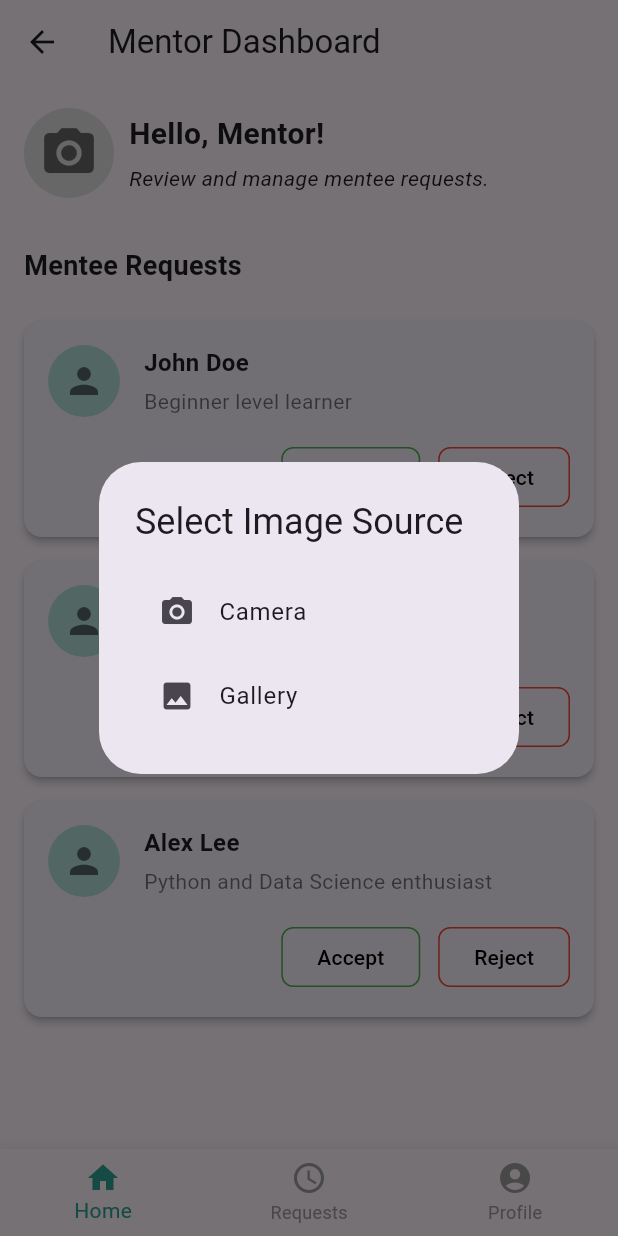
After one commit to NilishaMaharjan/NepalMentor, a Flutter app: the MentorDashboard screen opened by its route, after a tap on the "camera alt" icon, on a phone screen of 412 x 824 dp. The commit adds this screen. Run offline on Flutter 3.47's test engine with Material 3 defaults, Android fonts, the phone set to English and light mode, and no system bars; our stand-ins replace get, image_picker, shared_preferences; accounts and stored records are empty.

Commit message:
Mentor Dashboard Added

```diff
--- a/lib/main.dart
+++ b/lib/main.dart
@@ -6,6 +6,7 @@ import 'package:nepalmentors/screens/login.dart';
 import 'package:nepalmentors/screens/mentorregister1.dart';
 import 'package:nepalmentors/screens/mentoradditionalinfo.dart';
 import 'package:nepalmentors/screens/dashboard.dart';
+import 'package:nepalmentors/screens/mentordashboard.dart';
 import 'package:nepalmentors/screens/signup.dart';
 import 'package:nepalmentors/screens/forgetpw.dart';
 import 'package:nepalmentors/screens/primary.dart';
@@ -27,10 +28,16 @@ class MyApp extends StatelessWidget {
         GetPage(name: '/splash', page: () => const MySplash()),
         GetPage(name: '/login', page: () => const LoginScreen()),
         GetPage(name: '/signupmentee', page: () => const SignupPage()),
-        GetPage(name: '/forgetpassword', page: () => const ForgotPasswordPage()),
-        GetPage(name: '/mentorregistration', page: () =>const   MentorRegistration()),
-        GetPage(name: '/mentorregistrationinfo', page: () =>const MentorAdditionalInfo()),
-        GetPage(name: '/dashboard',page: () => const Dashboard()),
+        GetPage(
+            name: '/forgetpassword', page: () => const ForgotPasswordPage()),
+        GetPage(
+            name: '/mentorregistration',
+            page: () => const MentorRegistration()),
+        GetPage(
+            name: '/mentorregistrationinfo',
+            page: () => const MentorAdditionalInfo()),
+        GetPage(name: '/dashboard', page: () => const Dashboard()),
+        GetPage(name: '/mentordashboard', page: () => const MentorDashboard()),
         GetPage(name: '/primarylevel', page: () => const PrimaryLevelPage()),
         GetPage(name: '/grade7maths', page: () => const MathsPage()),
         GetPage(name: '/mentorprofile', page: () => const MentorProfilePage()),
--- a/lib/screens/dashboard.dart
+++ b/lib/screens/dashboard.dart
@@ -14,7 +14,8 @@ class _DashboardState extends State<Dashboard> {
   File? _profileImage;
   File? _learningPhoto;
 
-  Future<void> _pickImage(ImageSource source, {bool isLearningPhoto = false}) async {
+  Future<void> _pickImage(ImageSource source,
+      {bool isLearningPhoto = false}) async {
     final pickedImage = await ImagePicker().pickImage(source: source);
     if (pickedImage != null) {
       setState(() {
@@ -71,12 +72,14 @@ class _DashboardState extends State<Dashboard> {
                   children: [
                     Text(
                       'Welcome, Username!',
-                      style: TextStyle(fontSize: 20, fontWeight: FontWeight.bold),
+                      style:
+                          TextStyle(fontSize: 20, fontWeight: FontWeight.bold),
                     ),
                     SizedBox(height: 5),
                     Text(
                       '"Learning is a treasure that will follow its \n  owner everywhere."',
-                      style: TextStyle(fontSize: 14, fontStyle: FontStyle.italic),
+                      style:
+                          TextStyle(fontSize: 14, fontStyle: FontStyle.italic),
                     ),
                   ],
                 ),
@@ -86,7 +89,8 @@ class _DashboardState extends State<Dashboard> {
           Padding(
             padding: const EdgeInsets.symmetric(horizontal: 16.0),
             child: GestureDetector(
-              onTap: () => _showImageSourceDialog(context, isLearningPhoto: true),
+              onTap: () =>
+                  _showImageSourceDialog(context, isLearningPhoto: true),
               child: Container(
                 height: 150,
                 decoration: BoxDecoration(
@@ -153,13 +157,14 @@ class _DashboardState extends State<Dashboard> {
         items: const [
           BottomNavigationBarItem(icon: Icon(Icons.home), label: 'Home'),
           BottomNavigationBarItem(icon: Icon(Icons.search), label: 'Search'),
-          BottomNavigationBarItem(icon: Icon(Icons.school), label: 'My Learning'),
+          BottomNavigationBarItem(
+              icon: Icon(Icons.school), label: 'My Learning'),
           BottomNavigationBarItem(
               icon: Icon(Icons.notifications), label: 'Notifications'),
           BottomNavigationBarItem(
               icon: Icon(Icons.account_circle), label: 'Account'),
         ],
-        selectedItemColor: Colors.blueAccent,
+        selectedItemColor: const Color.fromARGB(255, 47, 161, 150),
         unselectedItemColor: Colors.grey,
       ),
     );
@@ -178,7 +183,8 @@ class _DashboardState extends State<Dashboard> {
     );
   }
 
-  void _showImageSourceDialog(BuildContext context, {bool isLearningPhoto = false}) {
+  void _showImageSourceDialog(BuildContext context,
+      {bool isLearningPhoto = false}) {
     showDialog(
       context: context,
       builder: (context) => AlertDialog(
@@ -191,7 +197,8 @@ class _DashboardState extends State<Dashboard> {
               title: const Text('Camera'),
               onTap: () {
                 Navigator.pop(context);
-                _pickImage(ImageSource.camera, isLearningPhoto: isLearningPhoto);
+                _pickImage(ImageSource.camera,
+                    isLearningPhoto: isLearningPhoto);
               },
             ),
             ListTile(
@@ -199,7 +206,8 @@ class _DashboardState extends State<Dashboard> {
               title: const Text('Gallery'),
               onTap: () {
                 Navigator.pop(context);
-                _pickImage(ImageSource.gallery, isLearningPhoto: isLearningPhoto);
+                _pickImage(ImageSource.gallery,
+                    isLearningPhoto: isLearningPhoto);
               },
             ),
           ],
--- a/lib/screens/forgetpw.dart
+++ b/lib/screens/forgetpw.dart
@@ -80,7 +80,7 @@ class ForgotPasswordPage extends StatelessWidget {
                       // Call the backend API
                       try {
                         final response = await http.post(
-                          Uri.parse('https://192.168.1.8:3000/api/auth/forgot-password'),//My IP address
+                          Uri.parse('https://192.168.1.13:3000/api/auth/forgot-password'),//My IP address
                           headers: {'Content-Type': 'application/json'},
                           body: json.encode({'email': email}),
                         );
--- a/lib/screens/login.dart
+++ b/lib/screens/login.dart
@@ -1,10 +1,10 @@
-import 'dart:convert';  // For JSON encoding and decoding
+import 'dart:convert'; // For JSON encoding and decoding
 import 'package:flutter/material.dart';
-import 'package:get/get.dart';  // For navigation
-import 'package:http/http.dart' as http;  // For HTTP requests
-import 'package:shared_preferences/shared_preferences.dart';  // To store token locally
-import 'signup.dart';  // Signup page import
-import 'forgetpw.dart';  // Forgot password page import
+import 'package:get/get.dart'; // For navigation
+import 'package:http/http.dart' as http; // For HTTP requests
+import 'package:shared_preferences/shared_preferences.dart'; // To store token locally
+import 'signup.dart'; // Signup page import
+import 'forgetpw.dart'; // Forgot password page import
 
 class LoginScreen extends StatefulWidget {
   const LoginScreen({super.key});
@@ -14,20 +14,22 @@ class LoginScreen extends StatefulWidget {
 }
 
 class LoginScreenState extends State<LoginScreen> {
-  bool isMentee = true;  // Track role selection (Mentee/Mentor)
-  bool _isPasswordVisible = false;  // Password visibility toggle
-  final TextEditingController emailController = TextEditingController();  // Email input
-  final TextEditingController passwordController = TextEditingController();  // Password input
+  bool isMentee = true; // Track role selection (Mentee/Mentor)
+  bool _isPasswordVisible = false; // Password visibility toggle
+  final TextEditingController emailController =
+      TextEditingController(); // Email input
+  final TextEditingController passwordController =
+      TextEditingController(); // Password input
 
   // Function to perform login and call backend API
   Future<void> loginUser() async {
     final email = emailController.text;
     final password = passwordController.text;
-    final role = isMentee ? 'mentee' : 'mentor';  // Use selected role
+    final role = isMentee ? 'mentee' : 'mentor'; // Use selected role
 
     try {
       final response = await http.post(
-        Uri.parse('http://192.168.1.8:3000/api/auth/login'),  // My IP address
+        Uri.parse('http://192.168.1.13:3000/api/auth/login'), // My IP address
         headers: {'Content-Type': 'application/json'},
         body: jsonEncode({
           'email': email,
@@ -44,7 +46,12 @@ class LoginScreenState extends State<LoginScreen> {
         final prefs = await SharedPreferences.getInstance();
         await prefs.setString('token', token);
 
-        Get.offNamed('/dashboard');  // Navigate to dashboard
+        // Conditional navigation based on role
+        if (role == 'mentor') {
+          Get.offNamed('/mentordashboard'); // Navigate to mentor dashboard
+        } else {
+          Get.offNamed('/dashboard'); // Navigate to mentee dashboard
+        }
       } else {
         Get.snackbar('Error', 'Login failed: ${response.body}',
             snackPosition: SnackPosition.BOTTOM);
@@ -113,7 +120,9 @@ class LoginScreenState extends State<LoginScreen> {
                     floatingLabelStyle: const TextStyle(color: Colors.teal),
                     suffixIcon: IconButton(
                       icon: Icon(
-                        _isPasswordVisible ? Icons.visibility : Icons.visibility_off,
+                        _isPasswordVisible
+                            ? Icons.visibility
+                            : Icons.visibility_off,
                         color: Colors.teal,
                       ),
                       onPressed: () {
@@ -134,7 +143,7 @@ class LoginScreenState extends State<LoginScreen> {
                     borderRadius: BorderRadius.circular(8.0),
                   ),
                   child: ElevatedButton(
-                    onPressed: loginUser,  // Call login function
+                    onPressed: loginUser, // Call login function
                     style: ElevatedButton.styleFrom(
                       backgroundColor: Colors.teal,
                       shape: RoundedRectangleBorder(
--- /dev/null
+++ b/lib/screens/mentordashboard.dart
@@ -0,0 +1,231 @@
+import 'dart:io';
+import 'package:flutter/material.dart';
+import 'package:image_picker/image_picker.dart';
+
+class MentorDashboard extends StatefulWidget {
+  const MentorDashboard({super.key});
+
+  @override
+  State<MentorDashboard> createState() => _MentorDashboardState();
+}
+
+class _MentorDashboardState extends State<MentorDashboard> {
+  File? _profileImage;
+
+  Future<void> _pickProfileImage(ImageSource source) async {
+    final pickedImage = await ImagePicker().pickImage(source: source);
+    if (pickedImage != null) {
+      setState(() {
+        _profileImage = File(pickedImage.path);
+      });
+    }
+  }
+
+  @override
+  Widget build(BuildContext context) {
+    return Scaffold(
+      appBar: AppBar(
+        title: const Text('Mentor Dashboard'),
+      ),
+      body: Column(
+        crossAxisAlignment: CrossAxisAlignment.start,
+        children: [
+          Padding(
+            padding: const EdgeInsets.all(16.0),
+            child: Row(
+              children: [
+                GestureDetector(
+                  onTap: () => _showImageSourceDialog(context),
+                  child: Container(
+                    width: 60,
+                    height: 60,
+                    decoration: BoxDecoration(
+                      color: Colors.grey[300],
+                      borderRadius: BorderRadius.circular(30),
+                    ),
+                    child: _profileImage != null
+                        ? ClipOval(
+                            child: Image.file(
+                              _profileImage!,
+                              fit: BoxFit.cover,
+                              width: 60,
+                              height: 60,
+                            ),
+                          )
+                        : const Icon(
+                            Icons.camera_alt,
+                            size: 40,
+                            color: Colors.black54,
+                          ),
+                  ),
+                ),
+                const SizedBox(width: 10),
+                const Column(
+                  crossAxisAlignment: CrossAxisAlignment.start,
+                  children: [
+                    Text(
+                      'Hello, Mentor!',
+                      style:
+                          TextStyle(fontSize: 20, fontWeight: FontWeight.bold),
+                    ),
+                    SizedBox(height: 5),
+                    Text(
+                      'Review and manage mentee requests.',
+                      style:
+                          TextStyle(fontSize: 14, fontStyle: FontStyle.italic),
+                    ),
+                  ],
+                ),
+              ],
+            ),
+          ),
+          const Padding(
+            padding: EdgeInsets.all(16.0),
+            child: Text(
+              'Mentee Requests',
+              style: TextStyle(fontSize: 18, fontWeight: FontWeight.bold),
+            ),
+          ),
+          Expanded(
+            child: Padding(
+              padding: const EdgeInsets.symmetric(horizontal: 16.0),
+              child: ListView(
+                children: [
+                  _buildMenteeRequestCard('John Doe', 'Beginner level learner'),
+                  _buildMenteeRequestCard(
+                      'Jane Smith', 'Intermediate skills in Java'),
+                  _buildMenteeRequestCard(
+                      'Alex Lee', 'Python and Data Science enthusiast'),
+                ],
+              ),
+            ),
+          ),
+        ],
+      ),
+      bottomNavigationBar: BottomNavigationBar(
+        items: const [
+          BottomNavigationBarItem(icon: Icon(Icons.home), label: 'Home'),
+          BottomNavigationBarItem(
+              icon: Icon(Icons.schedule), label: 'Requests'),
+          BottomNavigationBarItem(
+              icon: Icon(Icons.account_circle), label: 'Profile'),
+        ],
+        selectedItemColor: const Color.fromARGB(255, 47, 161, 150),
+        unselectedItemColor: Colors.grey,
+      ),
+    );
+  }
+
+  Widget _buildMenteeRequestCard(String menteeName, String menteeInfo) {
+    return Card(
+      elevation: 2,
+      shape: RoundedRectangleBorder(borderRadius: BorderRadius.circular(12)),
+      margin: const EdgeInsets.symmetric(vertical: 8.0),
+      child: Padding(
+        padding: const EdgeInsets.all(16.0),
+        child: Column(
+          crossAxisAlignment: CrossAxisAlignment.start,
+          children: [
+            Row(
+              children: [
+                CircleAvatar(
+                  radius: 24,
+                  backgroundColor: Colors.teal[100],
+                  child: const Icon(
+                    Icons.person,
+                    color: Colors.black54,
+                    size: 28,
+                  ),
+                ),
+                const SizedBox(width: 16),
+                Column(
+                  crossAxisAlignment: CrossAxisAlignment.start,
+                  children: [
+                    Text(
+                      menteeName,
+                      style: const TextStyle(
+                          fontSize: 16, fontWeight: FontWeight.bold),
+                    ),
+                    const SizedBox(height: 4),
+                    Text(
+                      menteeInfo,
+                      style:
+                          const TextStyle(fontSize: 14, color: Colors.black54),
+                    ),
+                  ],
+                ),
+              ],
+            ),
+            const SizedBox(height: 16),
+            Row(
+              mainAxisAlignment: MainAxisAlignment.end,
+              children: [
+                OutlinedButton(
+                  onPressed: () {
+                    // Accept request action here
+                  },
+                  style: OutlinedButton.styleFrom(
+                    side: const BorderSide(color: Colors.green),
+                    shape: RoundedRectangleBorder(
+                      borderRadius: BorderRadius.circular(8.0),
+                    ),
+                  ),
+                  child: const Text(
+                    'Accept',
+                    style: TextStyle(color: Colors.black),
+                  ),
+                ),
+                const SizedBox(width: 12),
+                OutlinedButton(
+                  onPressed: () {
+                    // Reject request action here
+                  },
+                  style: OutlinedButton.styleFrom(
+                    side: const BorderSide(color: Colors.red),
+                    shape: RoundedRectangleBorder(
+                      borderRadius: BorderRadius.circular(8.0),
+                    ),
+                  ),
+                  child: const Text(
+                    'Reject',
+                    style: TextStyle(color: Colors.black),
+                  ),
+                ),
+              ],
+            ),
+          ],
+        ),
+      ),
+    );
+  }
+
+  void _showImageSourceDialog(BuildContext context) {
+    showDialog(
+      context: context,
+      builder: (context) => AlertDialog(
+        title: const Text('Select Image Source'),
+        content: Column(
+          mainAxisSize: MainAxisSize.min,
+          children: [
+            ListTile(
+              leading: const Icon(Icons.camera_alt),
+              title: const Text('Camera'),
+              onTap: () {
+                Navigator.pop(context);
+                _pickProfileImage(ImageSource.camera);
+              },
+            ),
+            ListTile(
+              leading: const Icon(Icons.photo),
+              title: const Text('Gallery'),
+              onTap: () {
+                Navigator.pop(context);
+                _pickProfileImage(ImageSource.gallery);
+              },
+            ),
+          ],
+        ),
+      ),
+    );
+  }
+}
--- a/lib/services/api_service.dart
+++ b/lib/services/api_service.dart
@@ -1,7 +1,8 @@
 import 'dart:convert';
 import 'package:http/http.dart' as http;
+
 class ApiService {
-  final String _baseUrl = 'http://localhost:3000'; // Replace with your backend URL
+  final String _baseUrl = 'http://localhost:3000';
   Future<Map<String, dynamic>> login(String username, String password) async {
     final url = Uri.parse('$_baseUrl/api/login');
     final response = await http.post(
```
Also changed, not shown: pubspec.yaml (+5 -5 lines), pubspec.lock.
